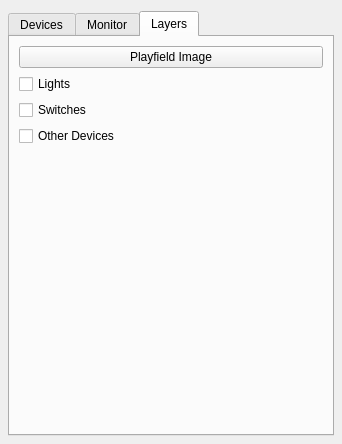
missionpinball/mpf-monitor, file mpfmonitor/core/ui/inspector.ui: the form before one commit.
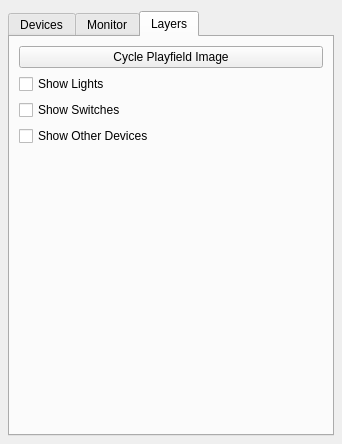
The form after the commit. The open tabs and pages were chosen to show the change.

Commit message: fixup tooltip texts, remove nonfunctional ones

Patch:
```diff
--- a/mpfmonitor/core/ui/inspector.ui
+++ b/mpfmonitor/core/ui/inspector.ui
@@ -453,7 +453,7 @@
          <item>
           <widget class="QPushButton" name="cycle_pf_image_button">
            <property name="text">
-            <string>Playfield Image</string>
+            <string>Cycle Playfield Image</string>
            </property>
           </widget>
          </item>
@@ -464,7 +464,7 @@
          <item>
           <widget class="QCheckBox" name="toggle_lights_button">
            <property name="text">
-            <string>Lights</string>
+            <string>Show Lights</string>
            </property>
           </widget>
          </item>
@@ -475,7 +475,7 @@
          <item>
           <widget class="QCheckBox" name="toggle_switches_button">
            <property name="text">
-            <string>Switches</string>
+            <string>Show Switches</string>
            </property>
           </widget>
          </item>
@@ -486,7 +486,7 @@
          <item>
           <widget class="QCheckBox" name="toggle_others_button">
            <property name="text">
-            <string>Other Devices</string>
+            <string>Show Other Devices</string>
            </property>
           </widget>
          </item>
```
The commit also changes 1 other file.
